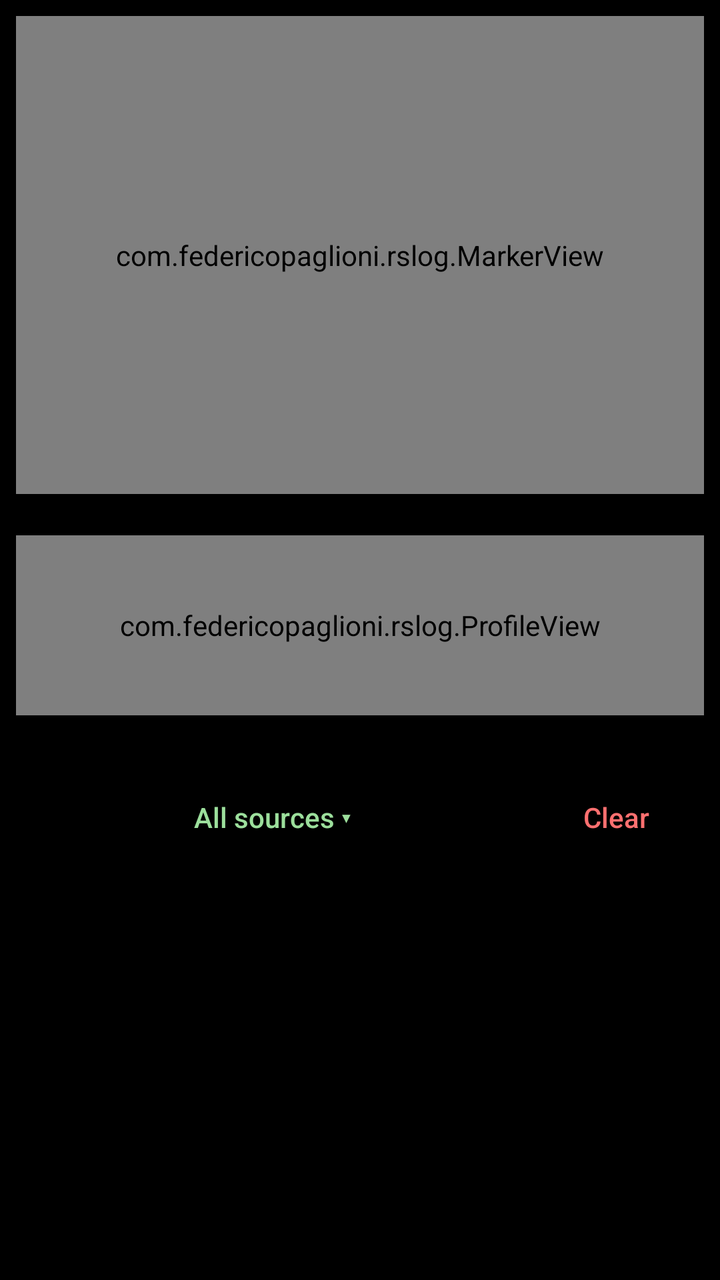
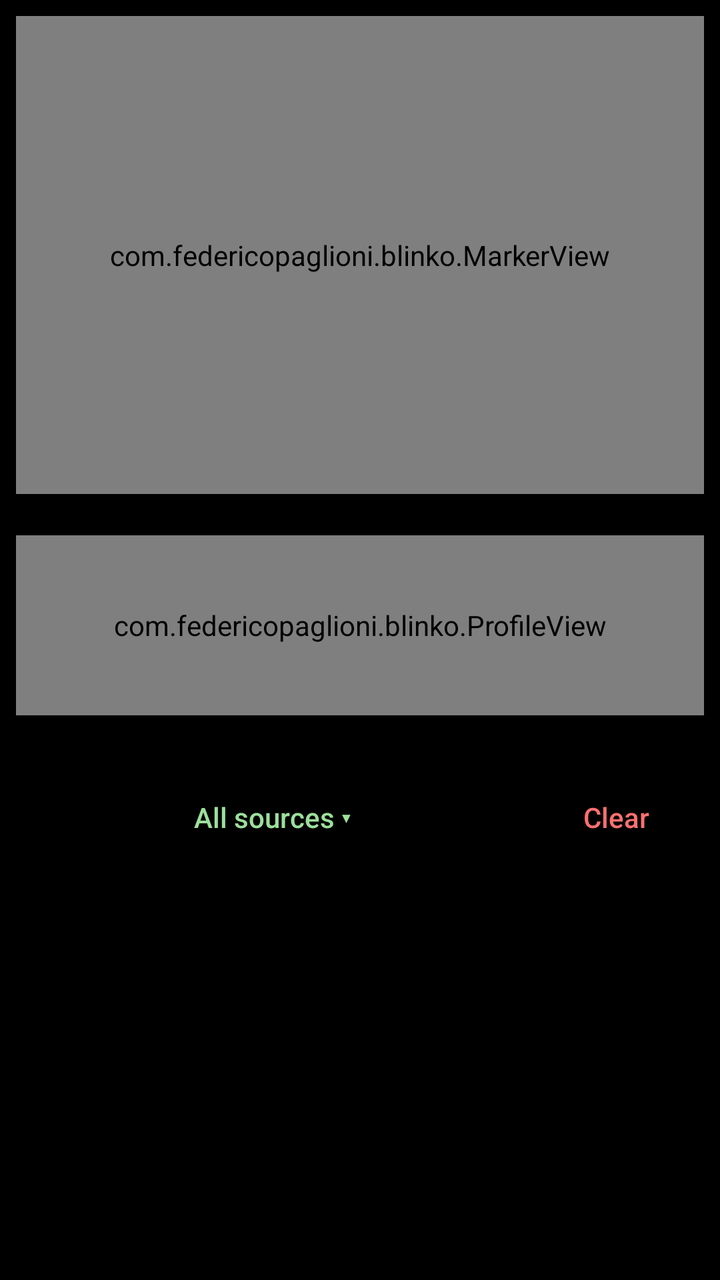

The first picture is an Android layout as it rendered before a commit; the second is the same layout after the commit. The layout source and the unified diff follow.
<!-- AndroidManifest.xml: application theme Theme.AppCompat.NoActionBar -->
<!-- res/layout/activity_main.xml -->
<?xml version="1.0" encoding="utf-8"?>
<LinearLayout xmlns:android="http://schemas.android.com/apk/res/android"
    android:layout_width="match_parent" android:layout_height="match_parent"
    android:orientation="vertical" android:background="#000000" android:padding="8dp">
    <FrameLayout android:layout_width="match_parent" android:layout_height="0dp" android:layout_weight="1.2">
        <TextureView android:id="@+id/preview" android:layout_width="match_parent" android:layout_height="match_parent" />
        <com.federicopaglioni.rslog.MarkerView android:id="@+id/markers" android:layout_width="match_parent" android:layout_height="match_parent" />
    </FrameLayout>
    <TextView android:id="@+id/stats" android:layout_width="match_parent" android:layout_height="wrap_content"
        android:textColor="#CCCCCC" android:typeface="monospace" android:textSize="11sp" android:paddingTop="6dp" />
    <com.federicopaglioni.rslog.ProfileView android:id="@+id/profile" android:layout_width="match_parent" android:layout_height="90dp" />
    <TextView android:id="@+id/last" android:layout_width="match_parent" android:layout_height="wrap_content"
        android:textColor="#FFFFFF" android:typeface="monospace" android:textSize="14sp" android:paddingTop="4dp" />
    <LinearLayout android:layout_width="match_parent" android:layout_height="wrap_content" android:orientation="horizontal" android:paddingTop="4dp">
        <Button android:id="@+id/sourceBtn" android:layout_width="0dp" android:layout_weight="1" android:layout_height="wrap_content"
            android:text="All sources ▾" android:textAllCaps="false" style="?android:attr/borderlessButtonStyle" android:textColor="#9CDF9C" />
        <Button android:id="@+id/clearBtn" android:layout_width="wrap_content" android:layout_height="wrap_content"
            android:text="Clear" android:textAllCaps="false" style="?android:attr/borderlessButtonStyle" android:textColor="#FF7070" />
    </LinearLayout>
    <androidx.recyclerview.widget.RecyclerView android:id="@+id/console" android:layout_width="match_parent" android:layout_height="0dp" android:layout_weight="1" />
</LinearLayout>
<!-- resources referenced by this layout -->
<resources>

</resources>

<!-- the commit's change to res/layout/activity_main.xml (unified diff, before → after) -->
@@ -4,11 +4,11 @@
     android:orientation="vertical" android:background="#000000" android:padding="8dp">
     <FrameLayout android:layout_width="match_parent" android:layout_height="0dp" android:layout_weight="1.2">
         <TextureView android:id="@+id/preview" android:layout_width="match_parent" android:layout_height="match_parent" />
-        <com.federicopaglioni.rslog.MarkerView android:id="@+id/markers" android:layout_width="match_parent" android:layout_height="match_parent" />
+        <com.federicopaglioni.blinko.MarkerView android:id="@+id/markers" android:layout_width="match_parent" android:layout_height="match_parent" />
     </FrameLayout>
     <TextView android:id="@+id/stats" android:layout_width="match_parent" android:layout_height="wrap_content"
         android:textColor="#CCCCCC" android:typeface="monospace" android:textSize="11sp" android:paddingTop="6dp" />
-    <com.federicopaglioni.rslog.ProfileView android:id="@+id/profile" android:layout_width="match_parent" android:layout_height="90dp" />
+    <com.federicopaglioni.blinko.ProfileView android:id="@+id/profile" android:layout_width="match_parent" android:layout_height="90dp" />
     <TextView android:id="@+id/last" android:layout_width="match_parent" android:layout_height="wrap_content"
         android:textColor="#FFFFFF" android:typeface="monospace" android:textSize="14sp" android:paddingTop="4dp" />
     <LinearLayout android:layout_width="match_parent" android:layout_height="wrap_content" android:orientation="horizontal" android:paddingTop="4dp">
